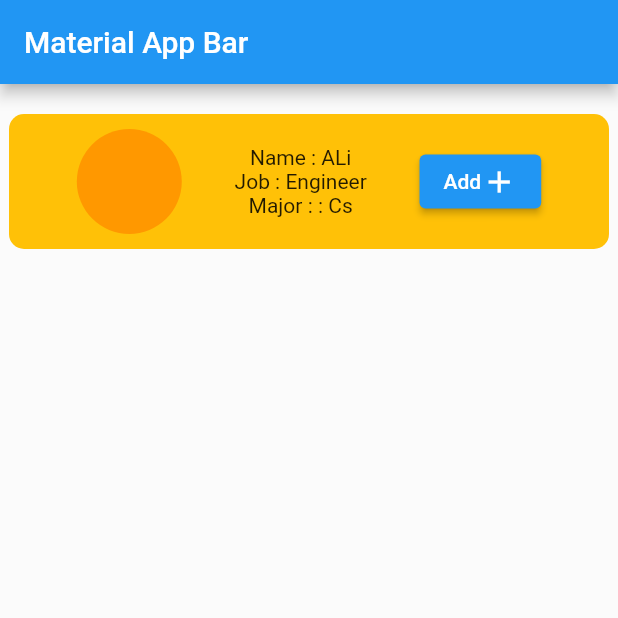
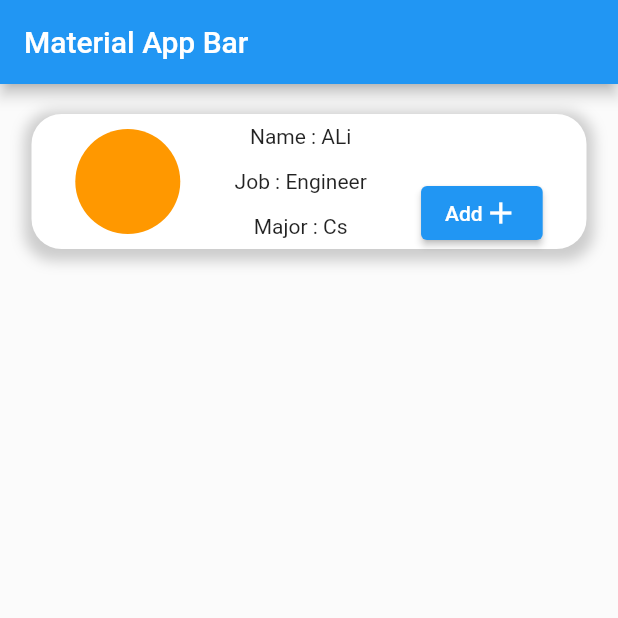
Before and after one commit to ALI-tech-tech/mobile-boot-camping, a Flutter app: the screen it shows after launch, on a phone screen of 412 x 824 dp, the top half of it. Run offline on Flutter 3.47's test engine with Material 2 defaults, Android fonts, the phone set to English and light mode, and no system bars.

Commit message:
Day25 part2

```diff
--- a/lib/MyCard.dart
+++ b/lib/MyCard.dart
@@ -14,29 +14,48 @@ class MyCard extends StatelessWidget {
       child: Container(
 
         decoration: BoxDecoration(
+          boxShadow:[
+      BoxShadow(
+        color: Colors.grey.withOpacity(0.5),
+        spreadRadius: 5,
+        blurRadius: 7,
+        offset: Offset(0, 3), // changes position of shadow
+      ),
+    ] ,
+          color: Colors.white,
+          borderRadius: BorderRadius.circular(20)
+        ),
+        width: 370,
+        height: 90,
+        child: Row(
 
-          color: Colors.amber,
-          borderRadius: BorderRadius.circular(10)
-        ),
-        width: 400,
-        padding: EdgeInsets.all(10),
-        child: Row(
           mainAxisAlignment: MainAxisAlignment.spaceEvenly,
           children: [
             MyContainer(),
-            Column(
+            Container(
+              padding: EdgeInsets.all(7),
+              child: Column(
+                mainAxisAlignment: MainAxisAlignment.spaceBetween,
                 children: [
                   OneRow("Name : ${this.name}"),
                   OneRow("Job : ${this.job}"),
-                OneRow("Major : : ${this.major}"),
+                  OneRow("Major : ${this.major}"),
                 ],
               ),
+            ),
+            Column(
+
+             mainAxisAlignment: MainAxisAlignment.end,
+              children: [
+
                 ElevatedButton(
                     onPressed: () {},
                     child: Row(
 
                       children: [Text("Add"), Icon(Icons.add)],
-                ))
+                    )),
+              ],
+            )
           ],
         ),
       ),
```
Lines whose indentation alone changed are shown as unchanged.
